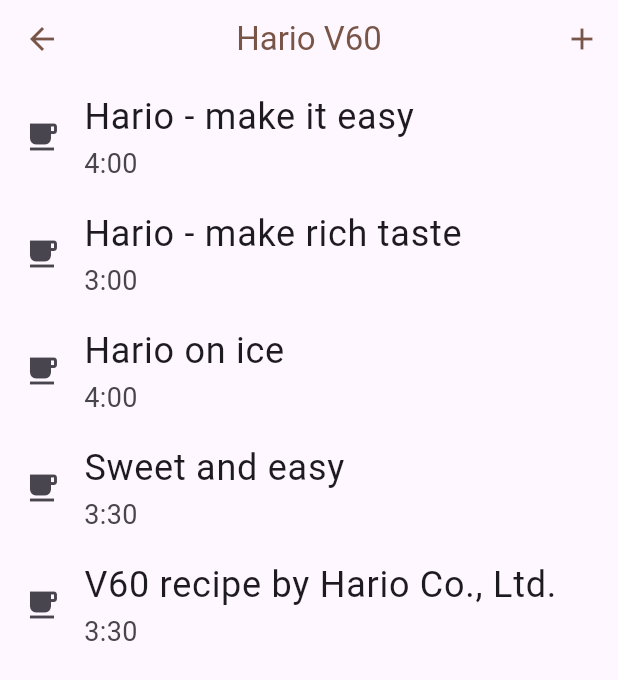
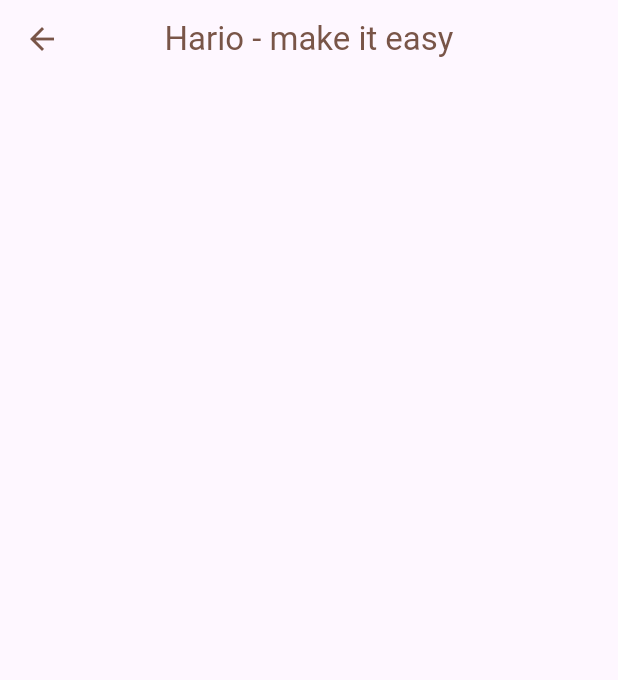
Before and after one commit to Daesun97/Kdrip, a Flutter app: the HarioV60Recipe screen opened directly, after a tap on "Hario - make it easy", on a phone screen of 412 x 824 dp. Shown: the top 680 px of the screen. Run offline on Flutter 3.47's test engine with Material 3 defaults, Android fonts, the phone set to English and light mode, and no system bars; our stand-ins replace freezed_annotation, shared_preferences; accounts and stored records are empty; Roboto replaces fonts that are missing (Kotra_Son).

Commit message:
recipeDetail시작

```diff
--- a/lib/recipe_model/recipe_model.dart
+++ b/lib/recipe_model/recipe_model.dart
@@ -7,7 +7,7 @@
 class CoffeeRecipe with _$CoffeeRecipe {
   const factory CoffeeRecipe({
     required String recipeName,
-    required String distributionDiagram,
+    required String degree,
     required int coffeeBeansAmount,
     required int waterAmount,
     required int waterTemperature,
--- a/lib/screens/drip_details/hario_V60.dart
+++ b/lib/screens/drip_details/hario_V60.dart
@@ -1,5 +1,6 @@
 import 'dart:convert';
 
+import 'package:drip/screens/drip_details/recipe_detial_screen.dart';
 import 'package:flutter/material.dart';
 import 'package:shared_preferences/shared_preferences.dart';
 
@@ -16,7 +17,17 @@
   @override
   void initState() {
     super.initState();
+    Future.delayed(const Duration(milliseconds: 500));
     _loadRecipes();
+  }
+
+  recipe_tap(String? recipeName) {
+    Navigator.push(
+      context,
+      MaterialPageRoute(
+        builder: (context) => RecipeDetialScreen(recipeName: recipeName),
+      ),
+    );
   }
 
   Future<void> _saveRecipes() async {
@@ -77,9 +88,7 @@
             leading: const Icon(Icons.local_cafe),
             title: Text(coffeeRecipes[index]['title']!),
             subtitle: Text(coffeeRecipes[index]['time']!),
-            onTap: () {
-              // Handle tap for detailed recipe view or other actions
-            },
+            onTap: () => recipe_tap(coffeeRecipes[index]['title']),
           );
         },
       ),
--- /dev/null
+++ b/lib/screens/drip_details/recipe_detial_screen.dart
@@ -0,0 +1,28 @@
+import 'package:drip/constants/sizes.dart';
+import 'package:flutter/material.dart';
+
+class RecipeDetialScreen extends StatefulWidget {
+  final String? recipeName;
+  const RecipeDetialScreen({super.key, required this.recipeName});
+
+  @override
+  State<RecipeDetialScreen> createState() => _RecipeDetialScreenState();
+}
+
+class _RecipeDetialScreenState extends State<RecipeDetialScreen> {
+  @override
+  Widget build(BuildContext context) {
+    print(widget.recipeName);
+    return Scaffold(
+      appBar: AppBar(
+        title: Text('${widget.recipeName}'),
+      ),
+      body: const Padding(
+        padding: EdgeInsets.all(Sizes.size12),
+        child: Column(
+          children: [],
+        ),
+      ),
+    );
+  }
+}
```
Also changed, not shown: lib/recipe_model/recipe_model.freezed.dart, lib/recipe_model/recipe_model.g.dart.
